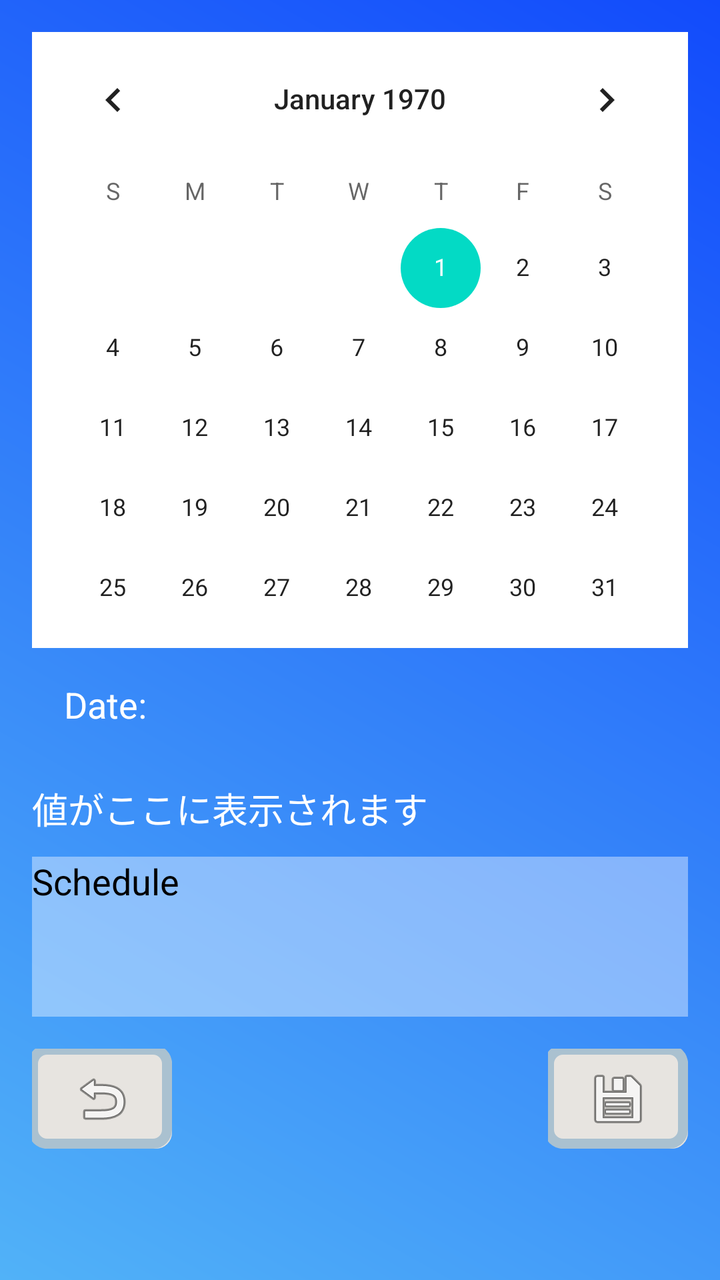
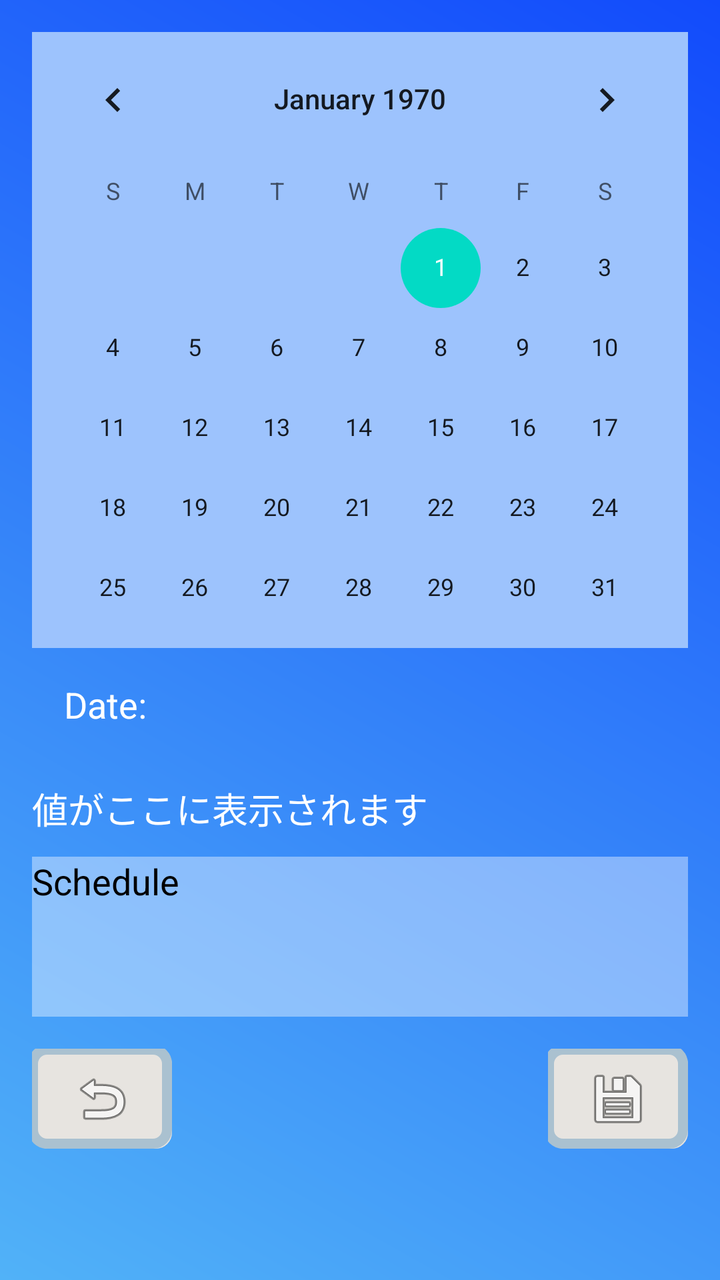

Before-and-after screenshots of an Android layout around one commit, followed by the original layout XML and the change that was made.
<!-- AndroidManifest.xml: application theme Theme.App_test -->
<!-- res/layout/calendar_main.xml -->
<?xml version="1.0" encoding="utf-8"?>
<LinearLayout
    xmlns:android="http://schemas.android.com/apk/res/android"
    xmlns:app="http://schemas.android.com/apk/res-auto"
    xmlns:tools="http://schemas.android.com/tools"
    android:layout_width="match_parent"
    android:layout_height="match_parent"
    android:orientation="vertical"
    android:background="@drawable/gradient_background"
    android:padding="16dp">

    
    <CalendarView
        android:id="@+id/calendarView"
        android:layout_width="match_parent"
        android:layout_height="308dp"
        android:background="#FFFFFF" />

    
    <TextView
        android:id="@+id/dateTextView"
        android:layout_width="match_parent"
        android:layout_height="wrap_content"
        android:padding="16dp"
        android:text="@string/calender_date"
        android:textColor="#FFFFFF"
        android:textSize="18sp" />

    
    <TextView
        android:id="@+id/received_value"
        android:layout_width="wrap_content"
        android:layout_height="48dp"
        android:gravity="center"
        android:text="値がここに表示されます"
        android:textColor="#FFFFFF"
        android:textSize="18sp" />

    
    <EditText
        android:id="@+id/scheduleEditText"
        android:layout_width="match_parent"
        android:layout_height="80dp"
        android:gravity="top"
        android:hint="Schedule"
        android:textColor="#53535B"
        android:background="#66FFFFFF"
        android:textColorHint="#000000"
        android:inputType="textMultiLine"
        android:layout_marginBottom="16dp" />

    
    <LinearLayout
        android:layout_width="match_parent"
        android:layout_height="55dp"
        android:layout_marginBottom="70dp"
        android:orientation="horizontal"
        app:layout_constraintBottom_toBottomOf="parent">

        
        <ImageButton
            android:id="@+id/backButton"
            android:layout_width="70dp"
            android:layout_height="50dp"
            android:background="@drawable/button_3d_selector"
            android:contentDescription="戻るボタンです"
            app:layout_constraintBottom_toBottomOf="parent"
            app:srcCompat="@android:drawable/ic_menu_revert" />

        
        <View
            android:layout_width="0dp"
            android:layout_height="0dp"
            android:layout_weight="1" />

        
        <ImageButton
            android:id="@+id/saveButton"
            android:layout_width="70dp"
            android:layout_height="50dp"
            android:layout_gravity="end"
            android:layout_marginBottom="70dp"
            android:layout_weight="0"
            android:background="@drawable/button_3d_selector"
            android:contentDescription="メモ保存ボタンです"
            app:layout_constraintBottom_toBottomOf="parent"
            app:srcCompat="@android:drawable/ic_menu_save" />
        
    </LinearLayout>

</LinearLayout>
<!-- resources referenced by this layout -->
<resources>
  <!-- drawable button_3d_selector (drawable) -->
  <selector xmlns:android="http://schemas.android.com/apk/res/android">
  
      
      <item android:state_pressed="true" android:drawable="@drawable/button_3d_pressed_design"/>
  
      
      <item android:drawable="@drawable/button_3d_design" />
  
  </selector>
  <!-- drawable gradient_background (drawable) -->
  <?xml version="1.0" encoding="utf-8"?>
  <layer-list xmlns:android="http://schemas.android.com/apk/res/android">
      <item>
          <shape android:shape="rectangle">
              <gradient
                  android:startColor="#51B2F8"
                  android:endColor="#124BFB"
                  android:backgroundTint="#574E4E"
                  android:angle="45"
                  />
          </shape>
      </item>
  </layer-list>
  <string name="calender_date">Date:</string>
  <style name="Theme.App_test" parent="Theme.MaterialComponents.DayNight.DarkActionBar">
          
          <item name="colorPrimary">@color/purple_500</item>
          <item name="colorPrimaryVariant">@color/purple_700</item>
          <item name="colorOnPrimary">@color/white</item>
          
          <item name="colorSecondary">@color/teal_200</item>
          <item name="colorSecondaryVariant">@color/teal_700</item>
          <item name="colorOnSecondary">@color/black</item>
          
          <item name="android:statusBarColor">?attr/colorPrimaryVariant</item>
          
  
      </style>
  <!-- drawable button_3d_pressed_design (drawable) -->
  <layer-list xmlns:android="http://schemas.android.com/apk/res/android">
  
      
      <item>
          <shape android:shape="rectangle">
              <solid android:color="#D6D3CF" />
              <corners android:radius="8dp" />
          </shape>
      </item>
  
      
      <item android:left="-2dp" android:top="-2dp">
          <shape android:shape="rectangle">
              <corners android:radius="7dp" />
              <stroke
                  android:width="5dp"
                  android:color="#8E9DAF" />
          </shape>
      </item>
  
  
  </layer-list>
  <!-- drawable button_3d_design (drawable) -->
  <layer-list xmlns:android="http://schemas.android.com/apk/res/android">
  
      
      <item>
          <shape android:shape="rectangle">
              <solid android:color="#E7E4E0" /> 
              <corners android:radius="8dp" /> 
          </shape>
      </item>
  
      
      <item android:left="-2dp" android:top="-2dp">
          <shape android:shape="rectangle">
              <corners android:radius="7dp" /> 
              <stroke
                  android:width="5dp"
                  android:color="#AAC1D0" /> 
          </shape>
      </item>
  
  </layer-list>
  <color name="purple_500">#FF6200EE</color>
  <color name="purple_700">#0440D7</color>
  <color name="white">#FFFFFFFF</color>
  <color name="teal_200">#FF03DAC5</color>
  <color name="teal_700">#FF018786</color>
  <color name="black">#FF000000</color>
</resources>

<!-- the commit's change to res/layout/calendar_main.xml (unified diff, before → after) -->
@@ -10,11 +10,11 @@
     android:padding="16dp">
 
     
-    <CalendarView
-        android:id="@+id/calendarView"
-        android:layout_width="match_parent"
-        android:layout_height="308dp"
-        android:background="#FFFFFF" />
+        <CalendarView
+            android:id="@+id/calendarView"
+            android:layout_width="match_parent"
+            android:layout_height="308dp"
+            android:background="#9DC3FD" />
 
     
     <TextView
